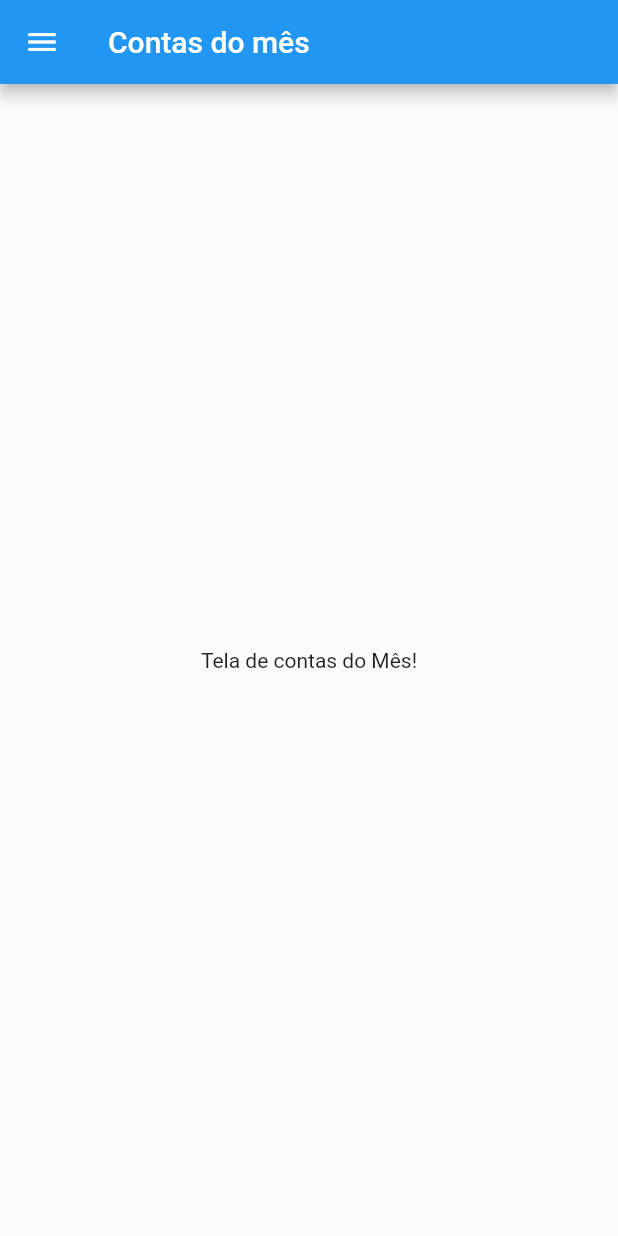
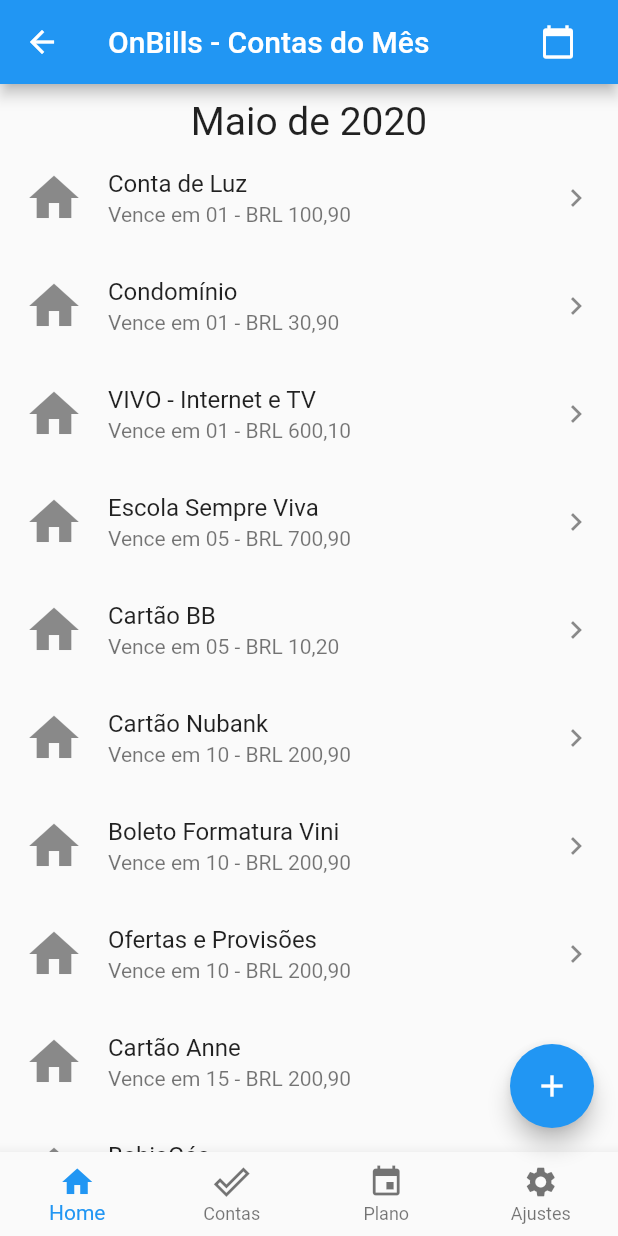
Before and after one commit to marcusrox/onbills, a Flutter app: the OBDrawer widget shown alone on an empty page, opened directly, after a tap on "Contas do Mês", on a phone screen of 412 x 824 dp. Run offline on Flutter 3.47's test engine with Material 2 defaults, Android fonts, the phone set to English and light mode, and no system bars; our stand-ins replace get, month_picker_dialog.

Commit message:
Bills screen UI

```diff
--- /dev/null
+++ b/lib/models/bill.model.dart
@@ -0,0 +1,54 @@
+/*
+JSON para gerar o código
+{
+    "title": "Conta de Luz",
+    "dueDay": 1,
+    "month": 5,
+    "year": 2020,
+    "dueValue": 123.51,
+    "paidValue": 0
+}
+
+ATENÇÂO: NÂO ALTERAR O CODIGO ABAIXO.
+ALTERAR O JSON ACIMA USAR O GERADOR EM
+https://javiercbk.github.io/json_to_dart/
+*/
+
+import 'imodel.dart';
+
+class BillModel implements IModel {
+  String title;
+  int dueDay;
+  int month;
+  int year;
+  double dueValue;
+  double paidValue;
+
+  BillModel(
+      {this.title,
+      this.dueDay,
+      this.month,
+      this.year,
+      this.dueValue,
+      this.paidValue});
+
+  BillModel.fromJson(Map<String, dynamic> json) {
+    title = json['title'];
+    dueDay = json['dueDay'];
+    month = json['month'];
+    year = json['year'];
+    dueValue = json['dueValue'];
+    paidValue = json['paidValue'];
+  }
+
+  Map<String, dynamic> toJson() {
+    final Map<String, dynamic> data = new Map<String, dynamic>();
+    data['title'] = this.title;
+    data['dueDay'] = this.dueDay;
+    data['month'] = this.month;
+    data['year'] = this.year;
+    data['dueValue'] = this.dueValue;
+    data['paidValue'] = this.paidValue;
+    return data;
+  }
+}
--- /dev/null
+++ b/lib/models/imodel.dart
@@ -0,0 +1,3 @@
+abstract class IModel {
+
+}
--- a/lib/screens/OBBillsScreen.dart
+++ /dev/null
@@ -1,17 +0,0 @@
-import 'package:flutter/material.dart';
-import 'package:onbills/widgets/OBDrawer.dart';
-
-class OBBillsScreen extends StatelessWidget {
-  final String title;
-
-  OBBillsScreen({Key key, this.title}) : super(key: key);
-
-  @override
-  Widget build(BuildContext context) {
-    return Scaffold(
-      appBar: AppBar(title: Text(title)),
-      body: Center(child: Text('Tela de contas do Mês!')),
-      drawer: OBDrawer(),
-    );
-  }
-}
--- /dev/null
+++ b/lib/screens/bills.screen.dart
@@ -0,0 +1,138 @@
+import 'package:flutter/material.dart';
+import 'package:month_picker_dialog/month_picker_dialog.dart';
+import 'package:onbills/models/bill.model.dart';
+import 'package:onbills/utils/utils.dart';
+import 'package:onbills/widgets/OBBottomBar.dart';
+import 'package:intl/intl.dart';
+
+class BillsScreen extends StatefulWidget {
+  final String subtitle;
+
+  BillsScreen({Key key, this.subtitle = "Contas do Mês"}) : super(key: key);
+
+  @override
+  _BillsScreenState createState() => _BillsScreenState();
+}
+
+class _BillsScreenState extends State<BillsScreen> {
+  DateTime selectedDate = DateTime.now();
+  List bills = [
+    BillModel(title: 'Conta de Luz', dueDay: 1, dueValue: 100.9, paidValue: 100.9),
+    BillModel(title: 'Condomínio', dueDay: 1, dueValue: 30.9, paidValue: 0.0),
+    BillModel(title: 'VIVO - Internet e TV', dueDay: 1, dueValue: 600.1, paidValue: 0.0),
+    BillModel(title: 'Escola Sempre Viva', dueDay: 5, dueValue: 700.9, paidValue: 0.0),
+    BillModel(title: 'Cartão BB', dueDay: 5, dueValue: 10.2, paidValue: 0.0),
+    BillModel(title: 'Cartão Nubank', dueDay: 10, dueValue: 200.9, paidValue: 0.0),
+    BillModel(title: 'Boleto Formatura Vini', dueDay: 10, dueValue: 200.9, paidValue: 0.0),
+    BillModel(title: 'Ofertas e Provisões', dueDay: 10, dueValue: 200.9, paidValue: 0.0),
+    BillModel(title: 'Cartão Anne', dueDay: 15, dueValue: 200.9, paidValue: 0.0),
+    BillModel(title: 'BahiaGás', dueDay: 15, dueValue: 200.9, paidValue: 0.0),
+    BillModel(title: 'Dentista Liz', dueDay: 15, dueValue: 200.9, paidValue: 0.0),
+  ];
+
+
+  Future<DateTime> getDate() {
+    // Imagine that this function is
+    // more complex and slow.
+
+    return showDatePicker(
+      context: context,
+      //initialDatePickerMode: DatePickerMode.year,
+      initialDate: DateTime.now(),
+      firstDate: DateTime(2018),
+      lastDate: DateTime(2030),
+      builder: (BuildContext context, Widget child) {
+        return Theme(
+          data: ThemeData.light(),
+          child: child,
+        );
+      },
+    );
+  }
+
+  void onSelectMonth() async {
+    showMonthPicker(
+      context: context,
+      firstDate: DateTime(DateTime.now().year - 1, 5),
+      lastDate: DateTime(DateTime.now().year + 1, 9),
+      initialDate: selectedDate ?? DateTime.now(),
+      locale: Locale("pt"),
+    ).then((date) {
+      if (date != null) {
+        setState(() {
+          selectedDate = date;
+          // Carregar a lista das contas do mês
+        });
+      }
+    });
+
+    //var order = await getDate();
+    //print(order);
+  }
+
+  @override
+  Widget build(BuildContext context) {
+    print('DEBUG: Rodou build() em ' + this.toString());
+    return Scaffold(
+      appBar: AppBar(
+          title: Row(
+        children: <Widget>[
+          Expanded(child: Text('OnBills - ' + widget.subtitle)),
+          IconButton(
+            icon: Icon(Icons.calendar_today),
+            onPressed: onSelectMonth,
+          ),
+        ],
+      )),
+      body: Column(
+        children: <Widget>[
+          Container(
+            alignment: Alignment.center,
+            padding: EdgeInsets.only(top: 10),
+            //padding: EdgeInsets.all(10),
+            //child: Text('Mês ' + selectedDate.month.toString(), style: TextStyle(fontSize: 26.0,))
+            child: Text(
+              Utils.monthName(selectedDate.month) +
+                  ' de ' +
+                  selectedDate.year.toString(),
+              style: TextStyle(fontSize: 26.0),
+            ),
+          ),
+          Flexible(
+            /* É necessário colocar o Flexible para o ListView.builder funcionar dentro de um Column*/
+            child: ListView.builder(
+              itemCount: bills.length,
+              itemBuilder: (context, index) {
+                return ListTile(
+                  leading: Icon(
+                    Icons.home,
+                    size: 40,
+                  ),
+                  title: Text(bills[index].title),
+                  subtitle: Text('Vence em ' + bills[index].dueDay.toString().padLeft(2, '0')  + ' - ' +
+                                 NumberFormat.currency(locale: 'pt').format(bills[index].dueValue)), //
+                  trailing: Icon(Icons.keyboard_arrow_right),
+                  //trailing: Utils.icon('today'),
+                  onTap: () {
+                    print('Clicou no Tile');
+                  },
+                );
+              },
+            ),
+          ),
+        ],
+      ),
+      bottomNavigationBar: OBBottomBar(),
+      floatingActionButton: FloatingActionButton(
+        onPressed: () {
+          // Add your onPressed code here!
+          setState(() {
+            bills.add(BillModel(title: 'Teste XX', dueDay: 1, dueValue: 100.9, paidValue: 100.9));
+          });
+        },
+        child: Icon(Icons.add),
+        //backgroundColor: Colors.green,
+      ),
+    );
+  }
+}
--- /dev/null
+++ b/lib/screens/settings.screen.dart
@@ -0,0 +1,19 @@
+import 'package:flutter/material.dart';
+import 'package:onbills/widgets/OBBottomBar.dart';
+
+class SettingsScreen extends StatelessWidget {
+  final String subtitle;
+
+  SettingsScreen({Key key, this.subtitle = "Ajustes"}) : super(key: key);
+
+  @override
+  Widget build(BuildContext context) {
+    print('DEBUG: Rodou build() em ' + this.toString());
+    return Scaffold(
+      appBar: AppBar(title: Text('OnBills - ' + subtitle)),
+      body: Center(child: Text('Tela de ajustes')),
+      //drawer: OBDrawer(),
+      bottomNavigationBar: OBBottomBar(),
+    );
+  }
+}
--- /dev/null
+++ b/lib/utils/global.dart
@@ -0,0 +1,3 @@
+class Global {
+  static int selectedIndex = 0;
+}
--- /dev/null
+++ b/lib/utils/utils.dart
@@ -0,0 +1,59 @@
+import 'package:flutter/material.dart';
+
+class Utils {
+  static String monthName(int monthNumber) {
+    String month;
+    switch (monthNumber) {
+      case 1:
+        month = "Janeiro";
+        break;
+      case 2:
+        month = "Fevereiro";
+        break;
+      case 3:
+        month = "Março";
+        break;
+      case 4:
+        month = "Abril";
+        break;
+      case 5:
+        month = "Maio";
+        break;
+      case 6:
+        month = "Junho";
+        break;
+      case 7:
+        month = "Julho";
+        break;
+      case 8:
+        month = "Agosto";
+        break;
+      case 9:
+        month = "Setembro";
+        break;
+      case 10:
+        month = "Outubro";
+        break;
+      case 11:
+        month = "Novembro";
+        break;
+      case 12:
+        month = "Dezembro";
+        break;
+    }
+    return month;
+  }
+
+
+  static Map<String, IconData> iconMapping = {
+    'today' : Icons.today,
+    'toys' : Icons.toys,
+    'home' : Icons.home,
+    'audiotrack' : Icons.audiotrack,
+  };
+
+  static Widget icon(String name) {
+    return Icon(iconMapping[name]);
+  }
+
+}
--- /dev/null
+++ b/lib/widgets/OBBottomBar.dart
@@ -0,0 +1,68 @@
+import 'package:flutter/material.dart';
+import 'package:get/get.dart';
+import 'package:onbills/screens/home.screen.dart';
+import 'package:onbills/screens/bills.screen.dart';
+import 'package:onbills/screens/plan.screen.dart';
+import 'package:onbills/screens/settings.screen.dart';
+import 'package:onbills/utils/global.dart';
+
+
+class OBBottomBar extends StatefulWidget {
+  @override
+  _OBBottomBarState createState() => _OBBottomBarState();
+}
+
+class _OBBottomBarState extends State<OBBottomBar> {
+
+  @override
+  Widget build(BuildContext context) {
+    print('DEBUG: Rodou build() em ' + this.toString());
+    return BottomNavigationBar(
+      currentIndex: Global.selectedIndex,
+      type: BottomNavigationBarType.fixed,
+      onTap: (int index) {
+        //setState(() {
+          Global.selectedIndex = index;
+          print("Indice do elemento selecionado: $index");
+        //});
+          switch (index) {
+          case 0: {
+            Get.off(HomeScreen(subtitle: 'Principal'), duration: Duration.zero);
+            break;
+          }
+          case 1: {
+            Get.off(BillsScreen(), duration: Duration.zero);
+            break;
+          }
+          case 2: {
+            Get.off(PlanScreen(), duration: Duration.zero);
+            break;
+          }
+          case 3: {
+            Get.off(SettingsScreen(), duration: Duration.zero);
+            break;
+          }
+        }
+
+      },
+      items: [
+        BottomNavigationBarItem(
+          icon: Icon(Icons.home),
+          title: Text('Home'),
+        ),
+        BottomNavigationBarItem(
+          icon: Icon(Icons.done_outline),
+          title: Text('Contas'),
+        ),
+        BottomNavigationBarItem(
+          icon: Icon(Icons.event),
+          title: Text('Plano'),
+        ),
+        BottomNavigationBarItem(
+          icon: Icon(Icons.settings),
+          title: Text('Ajustes'),
+        ),
+      ],
+    );
+  }
+}
--- a/lib/widgets/OBDrawer.dart
+++ b/lib/widgets/OBDrawer.dart
@@ -1,6 +1,6 @@
 import 'package:flutter/material.dart';
 import 'package:get/get.dart';
-import '../screens/OBBillsScreen.dart';
+import 'package:onbills/screens/bills.screen.dart';
 
 class OBDrawer extends StatelessWidget {
   @override
@@ -26,7 +26,7 @@ class OBDrawer extends StatelessWidget {
               // ...
               // Then close the drawer
               print('Vai para OBBillsScreen');
-              Get.to(OBBillsScreen(title: 'Contas do mês'));
+              Get.to(BillsScreen());
               //Navigator.pop(context);
             },
           ),
--- a/pubspec.yaml
+++ b/pubspec.yaml
@@ -24,7 +24,7 @@ dependencies:
   flutter:
     sdk: flutter
   get: ^2.0.10
-
+  month_picker_dialog: ^0.3.2
 
   # The following adds the Cupertino Icons font to your application.
   # Use with the CupertinoIcons class for iOS style icons.
```
Also changed, not shown: lib/main.dart (+15 -2 lines), lib/repositories/bills.repository.dart (added, +41 -0 lines), lib/repositories/irepository.dart (added, +14 -0 lines), lib/screens/OBHomeScreen.dart (deleted, +0 -17 lines), lib/screens/home.screen.dart (added, +20 -0 lines), lib/screens/plan.screen.dart (added, +20 -0 lines), pubspec.lock.
